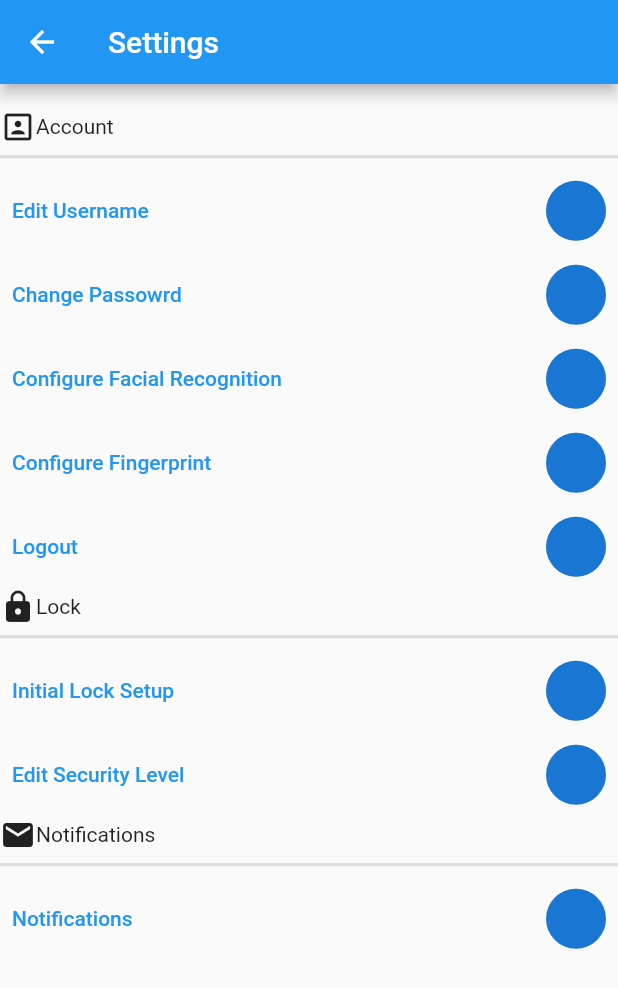
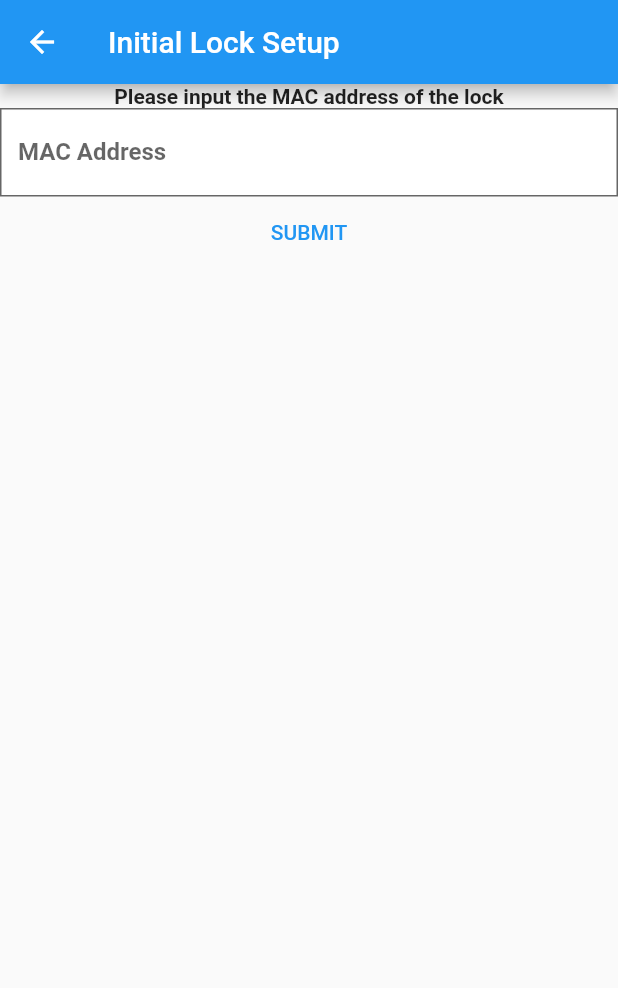
Before and after one commit to matthewnavarro2/SmockLock, a Flutter app: the Settings screen opened by its route, after a tap on "Initial Lock Setup", on a phone screen of 412 x 824 dp. Shown: the top 988 px of the screen. Run offline on Flutter 3.47's test engine with Material 2 defaults, Android fonts, the phone set to English and light mode, and no system bars; our stand-ins replace camera, flutter_secure_storage, jwt_decoder; accounts and stored records are empty.

Commit message:
initial lock setup

```diff
--- /dev/null
+++ b/mobile_app/lib/lock_setup/setup.dart
@@ -0,0 +1,78 @@
+import 'package:flutter/material.dart';
+import 'package:mobile_app/API/api.dart';
+
+import '../main.dart';
+
+class Setup extends StatefulWidget {
+  const Setup({Key? key}) : super(key: key);
+
+  @override
+  _SetupState createState() => _SetupState();
+}
+
+class _SetupState extends State<Setup> {
+  final macController = TextEditingController();
+
+  @override
+  void initState() {
+    super.initState();
+  }
+
+
+  @override
+  void dispose(){
+    macController.dispose();
+    super.dispose();
+  }
+
+  @override
+  Widget build(BuildContext context) {
+    return Scaffold(
+      appBar: AppBar(
+        title: const Text("Initial Lock Setup"),
+      ),
+      body: SingleChildScrollView(
+        child: Column(
+          children: [
+            const Text(
+              'Please input the MAC address of the lock',
+              style: TextStyle(
+                fontWeight: FontWeight.bold,
+              ),
+            ),
+            TextField(
+              controller: macController,
+              decoration: const InputDecoration(
+                border: OutlineInputBorder(
+                  borderRadius: BorderRadius.all(Radius.zero),
+                ),
+                label: Text(
+                  'MAC Address',
+                  style: TextStyle(
+                    fontWeight: FontWeight.bold,
+                  ),
+                ),
+                //labelText:
+                fillColor: Color.fromRGBO(255, 255, 255, 1),
+                filled: true,
+              ),
+            ),
+            TextButton(
+                onPressed: () async {
+                  //var res = await Api.linklock(macController.text);
+                  await storage.write(key: 'mac', value: macController.text);
+                  Navigator.pushNamed(context, '/setup2');
+
+
+                },
+                child: Text('SUBMIT'),
+            ),
+
+
+
+          ],
+        ),
+      ),
+    );
+  }
+}
--- a/mobile_app/lib/main.dart
+++ b/mobile_app/lib/main.dart
@@ -3,6 +3,8 @@ import 'package:flutter/material.dart';
 import 'package:flutter_secure_storage/flutter_secure_storage.dart';
 import 'package:mobile_app/ekeyscreen/ekey.dart';
 import 'package:mobile_app/ekeyscreen/listekey.dart';
+import 'package:mobile_app/lock_setup/setup.dart';
+import 'package:mobile_app/lock_setup/setup2.dart';
 import 'package:mobile_app/login/login.dart';
 import 'package:mobile_app/login/register.dart';
 import 'package:mobile_app/settingscreen/settings.dart';
@@ -46,6 +48,8 @@ Future<void> main() async {
             '/listekeys': (context) => const ListEKeys(),
             '/editekeys' : (context) => const EditEKeys(),
             '/settings' : (context) => const Settings(),
+            '/setup' : (context) => const Setup(),
+            '/setup2' : (context) => const Setup2(),
       }
 
   ));
--- a/mobile_app/lib/settingscreen/settings.dart
+++ b/mobile_app/lib/settingscreen/settings.dart
@@ -98,7 +98,10 @@ class _SettingsState extends State<Settings> {
           ),
           const Divider(thickness: 2),
           TextButton(
-            onPressed: (){},
+            onPressed: (){
+              Navigator.pushNamed(context, '/setup');
+
+            },
             child: Row(
               mainAxisAlignment: MainAxisAlignment.spaceBetween,
               children: const [
```
Also changed, not shown: mobile_app/lib/API/api.dart (+17 -0 lines), mobile_app/lib/lock_setup/setup2.dart (added, +38 -0 lines).
